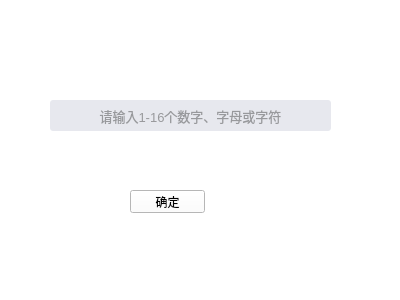
Qt form creategroupwidget.ui (ZhouMei20220810/TEST) before a commit.
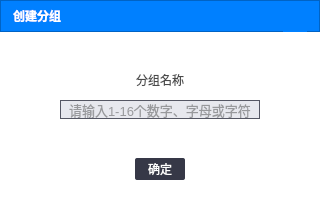
The same form after that commit. Icons and pictures are not drawn.

Commit message: 创建分组、编辑分组名称合并

The edit to the form file:
```diff
--- a/creategroupwidget.ui
+++ b/creategroupwidget.ui
@@ -6,8 +6,8 @@
    <rect>
     <x>0</x>
     <y>0</y>
-    <width>400</width>
-    <height>300</height>
+    <width>320</width>
+    <height>200</height>
    </rect>
   </property>
   <property name="windowTitle">
@@ -16,63 +16,557 @@
   <property name="styleSheet">
    <string notr="true">background-color:#FFFFFFFF;</string>
   </property>
-  <widget class="QLineEdit" name="lineEditGroupName">
-   <property name="geometry">
-    <rect>
-     <x>50</x>
-     <y>100</y>
-     <width>281</width>
-     <height>31</height>
-    </rect>
+  <layout class="QVBoxLayout" name="verticalLayout">
+   <property name="spacing">
+    <number>10</number>
    </property>
-   <property name="minimumSize">
-    <size>
-     <width>0</width>
-     <height>0</height>
-    </size>
+   <property name="leftMargin">
+    <number>0</number>
    </property>
-   <property name="maximumSize">
-    <size>
-     <width>16777215</width>
-     <height>16777215</height>
-    </size>
+   <property name="topMargin">
+    <number>0</number>
    </property>
-   <property name="font">
-    <font>
-     <pointsize>10</pointsize>
-    </font>
+   <property name="rightMargin">
+    <number>0</number>
    </property>
-   <property name="styleSheet">
-    <string notr="true">color:#FF4A4A4A;
-background: #FFE7E8EE;
+   <property name="bottomMargin">
+    <number>20</number>
+   </property>
+   <item>
+    <widget class="QFrame" name="frame">
+     <property name="minimumSize">
+      <size>
+       <width>0</width>
+       <height>32</height>
+      </size>
+     </property>
+     <property name="maximumSize">
+      <size>
+       <width>16777215</width>
+       <height>32</height>
+      </size>
+     </property>
+     <property name="palette">
+      <palette>
+       <active>
+        <colorrole role="Button">
+         <brush brushstyle="SolidPattern">
+          <color alpha="255">
+           <red>0</red>
+           <green>128</green>
+           <blue>255</blue>
+          </color>
+         </brush>
+        </colorrole>
+        <colorrole role="Base">
+         <brush brushstyle="SolidPattern">
+          <color alpha="255">
+           <red>0</red>
+           <green>128</green>
+           <blue>255</blue>
+          </color>
+         </brush>
+        </colorrole>
+        <colorrole role="Window">
+         <brush brushstyle="SolidPattern">
+          <color alpha="255">
+           <red>0</red>
+           <green>128</green>
+           <blue>255</blue>
+          </color>
+         </brush>
+        </colorrole>
+       </active>
+       <inactive>
+        <colorrole role="Button">
+         <brush brushstyle="SolidPattern">
+          <color alpha="255">
+           <red>0</red>
+           <green>128</green>
+           <blue>255</blue>
+          </color>
+         </brush>
+        </colorrole>
+        <colorrole role="Base">
+         <brush brushstyle="SolidPattern">
+          <color alpha="255">
+           <red>0</red>
+           <green>128</green>
+           <blue>255</blue>
+          </color>
+         </brush>
+        </colorrole>
+        <colorrole role="Window">
+         <brush brushstyle="SolidPattern">
+          <color alpha="255">
+           <red>0</red>
+           <green>128</green>
+           <blue>255</blue>
+          </color>
+         </brush>
+        </colorrole>
+       </inactive>
+       <disabled>
+        <colorrole role="Button">
+         <brush brushstyle="SolidPattern">
+          <color alpha="255">
+           <red>0</red>
+           <green>128</green>
+           <blue>255</blue>
+          </color>
+         </brush>
+        </colorrole>
+        <colorrole role="Base">
+         <brush brushstyle="SolidPattern">
+          <color alpha="255">
+           <red>0</red>
+           <green>128</green>
+           <blue>255</blue>
+          </color>
+         </brush>
+        </colorrole>
+        <colorrole role="Window">
+         <brush brushstyle="SolidPattern">
+          <color alpha="255">
+           <red>0</red>
+           <green>128</green>
+           <blue>255</blue>
+          </color>
+         </brush>
+        </colorrole>
+       </disabled>
+      </palette>
+     </property>
+     <property name="cursor">
+      <cursorShape>ArrowCursor</cursorShape>
+     </property>
+     <property name="styleSheet">
+      <string notr="true">background-color:#FF0080FF;</string>
+     </property>
+     <property name="frameShape">
+      <enum>QFrame::StyledPanel</enum>
+     </property>
+     <property name="frameShadow">
+      <enum>QFrame::Raised</enum>
+     </property>
+     <layout class="QHBoxLayout" name="horizontalLayout_2">
+      <property name="spacing">
+       <number>0</number>
+      </property>
+      <property name="leftMargin">
+       <number>12</number>
+      </property>
+      <property name="topMargin">
+       <number>0</number>
+      </property>
+      <property name="rightMargin">
+       <number>12</number>
+      </property>
+      <property name="bottomMargin">
+       <number>0</number>
+      </property>
+      <item>
+       <widget class="QLabel" name="labelTitle">
+        <property name="palette">
+         <palette>
+          <active>
+           <colorrole role="WindowText">
+            <brush brushstyle="SolidPattern">
+             <color alpha="255">
+              <red>255</red>
+              <green>255</green>
+              <blue>255</blue>
+             </color>
+            </brush>
+           </colorrole>
+           <colorrole role="Button">
+            <brush brushstyle="SolidPattern">
+             <color alpha="255">
+              <red>0</red>
+              <green>128</green>
+              <blue>255</blue>
+             </color>
+            </brush>
+           </colorrole>
+           <colorrole role="Base">
+            <brush brushstyle="SolidPattern">
+             <color alpha="255">
+              <red>0</red>
+              <green>128</green>
+              <blue>255</blue>
+             </color>
+            </brush>
+           </colorrole>
+           <colorrole role="Window">
+            <brush brushstyle="SolidPattern">
+             <color alpha="255">
+              <red>0</red>
+              <green>128</green>
+              <blue>255</blue>
+             </color>
+            </brush>
+           </colorrole>
+          </active>
+          <inactive>
+           <colorrole role="WindowText">
+            <brush brushstyle="SolidPattern">
+             <color alpha="255">
+              <red>255</red>
+              <green>255</green>
+              <blue>255</blue>
+             </color>
+            </brush>
+           </colorrole>
+           <colorrole role="Button">
+            <brush brushstyle="SolidPattern">
+             <color alpha="255">
+              <red>0</red>
+              <green>128</green>
+              <blue>255</blue>
+             </color>
+            </brush>
+           </colorrole>
+           <colorrole role="Base">
+            <brush brushstyle="SolidPattern">
+             <color alpha="255">
+              <red>0</red>
+              <green>128</green>
+              <blue>255</blue>
+             </color>
+            </brush>
+           </colorrole>
+           <colorrole role="Window">
+            <brush brushstyle="SolidPattern">
+             <color alpha="255">
+              <red>0</red>
+              <green>128</green>
+              <blue>255</blue>
+             </color>
+            </brush>
+           </colorrole>
+          </inactive>
+          <disabled>
+           <colorrole role="Button">
+            <brush brushstyle="SolidPattern">
+             <color alpha="255">
+              <red>0</red>
+              <green>128</green>
+              <blue>255</blue>
+             </color>
+            </brush>
+           </colorrole>
+           <colorrole role="Base">
+            <brush brushstyle="SolidPattern">
+             <color alpha="255">
+              <red>0</red>
+              <green>128</green>
+              <blue>255</blue>
+             </color>
+            </brush>
+           </colorrole>
+           <colorrole role="Window">
+            <brush brushstyle="SolidPattern">
+             <color alpha="255">
+              <red>0</red>
+              <green>128</green>
+              <blue>255</blue>
+             </color>
+            </brush>
+           </colorrole>
+          </disabled>
+         </palette>
+        </property>
+        <property name="font">
+         <font>
+          <pointsize>9</pointsize>
+          <bold>true</bold>
+         </font>
+        </property>
+        <property name="text">
+         <string>创建分组</string>
+        </property>
+       </widget>
+      </item>
+      <item>
+       <spacer name="horizontalSpacer">
+        <property name="orientation">
+         <enum>Qt::Horizontal</enum>
+        </property>
+        <property name="sizeHint" stdset="0">
+         <size>
+          <width>507</width>
+          <height>9</height>
+         </size>
+        </property>
+       </spacer>
+      </item>
+      <item>
+       <widget class="QPushButton" name="pushButton_2">
+        <property name="minimumSize">
+         <size>
+          <width>24</width>
+          <height>32</height>
+         </size>
+        </property>
+        <property name="maximumSize">
+         <size>
+          <width>24</width>
+          <height>32</height>
+         </size>
+        </property>
+        <property name="cursor">
+         <cursorShape>PointingHandCursor</cursorShape>
+        </property>
+        <property name="styleSheet">
+         <string notr="true">QPushButton:hover {
+     background-color: #FFD31111
+ }
+ QPushButton:flat {
+     border: none; /* no border for a flat push button */
+ }
+
+ QPushButton:default {
+     border-color: navy; /* make the default button prominent */
+ }
+</string>
+        </property>
+        <property name="text">
+         <string/>
+        </property>
+        <property name="icon">
+         <iconset resource="res.qrc">
+          <normaloff>:/login/resource/login/close.png</normaloff>:/login/resource/login/close.png</iconset>
+        </property>
+        <property name="iconSize">
+         <size>
+          <width>24</width>
+          <height>32</height>
+         </size>
+        </property>
+        <property name="flat">
+         <bool>true</bool>
+        </property>
+       </widget>
+      </item>
+     </layout>
+    </widget>
+   </item>
+   <item>
+    <spacer name="verticalSpacer">
+     <property name="orientation">
+      <enum>Qt::Vertical</enum>
+     </property>
+     <property name="sizeHint" stdset="0">
+      <size>
+       <width>20</width>
+       <height>12</height>
+      </size>
+     </property>
+    </spacer>
+   </item>
+   <item>
+    <layout class="QHBoxLayout" name="horizontalLayout_4">
+     <item>
+      <spacer name="horizontalSpacer_4">
+       <property name="orientation">
+        <enum>Qt::Horizontal</enum>
+       </property>
+       <property name="sizeHint" stdset="0">
+        <size>
+         <width>40</width>
+         <height>20</height>
+        </size>
+       </property>
+      </spacer>
+     </item>
+     <item>
+      <widget class="QLabel" name="label">
+       <property name="styleSheet">
+        <string notr="true">color:#FF4A4A4A;
+background-color: transparent;
 border-radius: 3px;</string>
-   </property>
-   <property name="text">
-    <string/>
-   </property>
-   <property name="echoMode">
-    <enum>QLineEdit::Normal</enum>
-   </property>
-   <property name="alignment">
-    <set>Qt::AlignCenter</set>
-   </property>
-   <property name="placeholderText">
-    <string>请输入1-16个数字、字母或字符</string>
-   </property>
-  </widget>
-  <widget class="QPushButton" name="btnOk">
-   <property name="geometry">
-    <rect>
-     <x>130</x>
-     <y>190</y>
-     <width>75</width>
-     <height>23</height>
-    </rect>
-   </property>
-   <property name="text">
-    <string>确定</string>
-   </property>
-  </widget>
+       </property>
+       <property name="text">
+        <string>分组名称</string>
+       </property>
+       <property name="alignment">
+        <set>Qt::AlignCenter</set>
+       </property>
+      </widget>
+     </item>
+     <item>
+      <spacer name="horizontalSpacer_5">
+       <property name="orientation">
+        <enum>Qt::Horizontal</enum>
+       </property>
+       <property name="sizeHint" stdset="0">
+        <size>
+         <width>40</width>
+         <height>20</height>
+        </size>
+       </property>
+      </spacer>
+     </item>
+    </layout>
+   </item>
+   <item>
+    <layout class="QHBoxLayout" name="horizontalLayout_3">
+     <item>
+      <spacer name="horizontalSpacer_6">
+       <property name="orientation">
+        <enum>Qt::Horizontal</enum>
+       </property>
+       <property name="sizeHint" stdset="0">
+        <size>
+         <width>40</width>
+         <height>20</height>
+        </size>
+       </property>
+      </spacer>
+     </item>
+     <item>
+      <widget class="QLineEdit" name="lineEditGroupName">
+       <property name="minimumSize">
+        <size>
+         <width>200</width>
+         <height>0</height>
+        </size>
+       </property>
+       <property name="maximumSize">
+        <size>
+         <width>16777215</width>
+         <height>16777215</height>
+        </size>
+       </property>
+       <property name="font">
+        <font>
+         <pointsize>10</pointsize>
+        </font>
+       </property>
+       <property name="styleSheet">
+        <string notr="true">color:#FF4A4A4A;
+background: #FFE7E8EE;
+border:1px solid #555764;</string>
+       </property>
+       <property name="text">
+        <string/>
+       </property>
+       <property name="echoMode">
+        <enum>QLineEdit::Normal</enum>
+       </property>
+       <property name="alignment">
+        <set>Qt::AlignCenter</set>
+       </property>
+       <property name="placeholderText">
+        <string>请输入1-16个数字、字母或字符</string>
+       </property>
+      </widget>
+     </item>
+     <item>
+      <spacer name="horizontalSpacer_7">
+       <property name="orientation">
+        <enum>Qt::Horizontal</enum>
+       </property>
+       <property name="sizeHint" stdset="0">
+        <size>
+         <width>40</width>
+         <height>20</height>
+        </size>
+       </property>
+      </spacer>
+     </item>
+    </layout>
+   </item>
+   <item>
+    <spacer name="verticalSpacer_2">
+     <property name="orientation">
+      <enum>Qt::Vertical</enum>
+     </property>
+     <property name="sizeHint" stdset="0">
+      <size>
+       <width>20</width>
+       <height>12</height>
+      </size>
+     </property>
+    </spacer>
+   </item>
+   <item>
+    <layout class="QHBoxLayout" name="horizontalLayout">
+     <item>
+      <spacer name="horizontalSpacer_2">
+       <property name="orientation">
+        <enum>Qt::Horizontal</enum>
+       </property>
+       <property name="sizeHint" stdset="0">
+        <size>
+         <width>40</width>
+         <height>20</height>
+        </size>
+       </property>
+      </spacer>
+     </item>
+     <item>
+      <widget class="QPushButton" name="btnOk">
+       <property name="minimumSize">
+        <size>
+         <width>50</width>
+         <height>22</height>
+        </size>
+       </property>
+       <property name="styleSheet">
+        <string notr="true"> QPushButton {
+     border: 0px solid #555764;
+     border-radius:2px;
+	 background-color: #FF363847;
+	 color:#FFFFFFFF;
+ }
+QPushButton:hover
+{
+	border:0px solid  #FF27282B;
+	background-color: #FF27282B;
+}
+ QPushButton:pressed {
+     border: 0px solid #555764;
+     border-radius: 2px;
+	 background-color: #FF555764;
+	 color:#FFFFFFFF;
+ }
+QPushButton:disabled
+{
+ background-color: #FFC1C1C1;
+ color:#FFFFFFFF;
+}
+
+ QPushButton:flat {
+     border: none; /* no border for a flat push button */
+ }
+
+ QPushButton:default {
+     border-color: navy; /* make the default button prominent */
+ }
+</string>
+       </property>
+       <property name="text">
+        <string>确定</string>
+       </property>
+      </widget>
+     </item>
+     <item>
+      <spacer name="horizontalSpacer_3">
+       <property name="orientation">
+        <enum>Qt::Horizontal</enum>
+       </property>
+       <property name="sizeHint" stdset="0">
+        <size>
+         <width>40</width>
+         <height>20</height>
+        </size>
+       </property>
+      </spacer>
+     </item>
+    </layout>
+   </item>
+  </layout>
  </widget>
  <resources/>
  <connections/>
```
Left out of the diff: 4 changed lines with no effect on the pictures. The commit also changes 6 other files.
